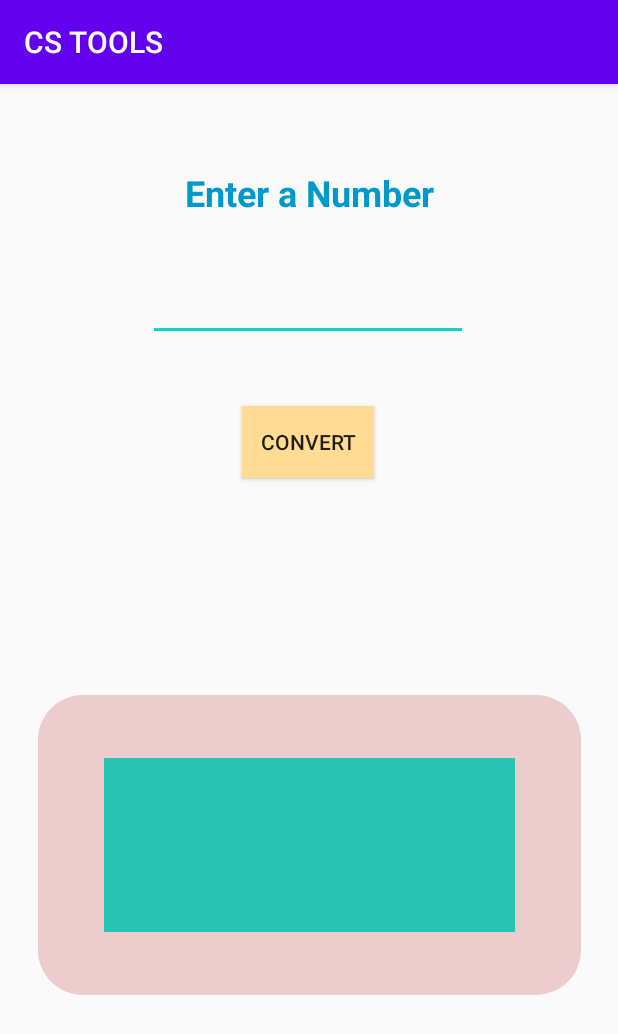
After one commit to mithsara/Android-Projects, an Android app: the numberSystemConverterActivity screen opened directly, with no data from a screen before it, on a phone screen of 412 x 824 dp. The commit adds this screen. Shown: the top 1034 px of the screen. Run offline under Robolectric (Android 15) with nearby library versions, the phone set to English and light mode, and no system bars.

Commit message:
number system converter

```diff
--- a/app/src/main/AndroidManifest.xml
+++ b/app/src/main/AndroidManifest.xml
@@ -9,6 +9,8 @@
         android:roundIcon="@mipmap/ic_launcher_round"
         android:supportsRtl="true"
         android:theme="@style/AppTheme">
+        <activity android:name=".numberSystemConverterActivity"></activity>
+        <activity android:name=".numberSystemHomeActivity" />
         <activity android:name=".HomeActivity">
             <intent-filter>
                 <action android:name="android.intent.action.MAIN" />
--- /dev/null
+++ b/app/src/main/java/com/example/cstools/numberSystemConverterActivity.java
@@ -0,0 +1,46 @@
+package com.example.cstools;
+
+import androidx.appcompat.app.AppCompatActivity;
+
+import android.os.Bundle;
+import android.view.View;
+import android.widget.AdapterView;
+import android.widget.ArrayAdapter;
+import android.widget.Button;
+import android.widget.EditText;
+import android.widget.Spinner;
+import android.widget.TextView;
+import android.widget.Toast;
+
+public class numberSystemConverterActivity extends AppCompatActivity {
+
+    EditText enterNumber;
+    Button submitbtn;
+    TextView answertxt;
+
+    @Override
+    protected void onCreate(Bundle savedInstanceState) {
+        super.onCreate(savedInstanceState);
+        setContentView(R.layout.activity_number_system_converter);
+
+        enterNumber = (EditText)findViewById(R.id.enterNumberEditText);
+        submitbtn = (Button)findViewById(R.id.submitbtn);
+        answertxt = (TextView)findViewById(R.id.answertxt);
+
+        submitbtn.setOnClickListener(new View.OnClickListener() {
+            @Override
+            public void onClick(View view) {
+                int number = Integer.parseInt(enterNumber.getText().toString());
+                String binary = Integer.toBinaryString(number);
+                String octal = Integer.toOctalString(number);
+                String hexaDecimal = Integer.toHexString(number);
+
+                answertxt.setText("Decimal : " + number + "\n" + "Binary : " + binary + "\n"
+                        + "Octal : " + octal + "\n" + "Hexa Decimal : " + hexaDecimal );
+
+            }
+        });
+
+
+    }
+}
--- /dev/null
+++ b/app/src/main/res/layout/activity_number_system_converter.xml
@@ -0,0 +1,95 @@
+<?xml version="1.0" encoding="utf-8"?>
+<androidx.constraintlayout.widget.ConstraintLayout xmlns:android="http://schemas.android.com/apk/res/android"
+    xmlns:app="http://schemas.android.com/apk/res-auto"
+    xmlns:tools="http://schemas.android.com/tools"
+    android:layout_width="match_parent"
+    android:layout_height="match_parent"
+    tools:context=".numberSystemConverterActivity">
+
+    <androidx.constraintlayout.widget.ConstraintLayout
+        android:id="@+id/ConverterCons"
+        android:layout_width="409dp"
+        android:layout_height="729dp"
+        app:layout_constraintBottom_toBottomOf="parent"
+        app:layout_constraintEnd_toEndOf="parent"
+        app:layout_constraintStart_toStartOf="parent"
+        app:layout_constraintTop_toTopOf="parent"
+        app:layout_constraintVertical_bias="0.0">
+
+        <TextView
+            android:id="@+id/selectType"
+            android:layout_width="wrap_content"
+            android:layout_height="wrap_content"
+            android:text="@string/enterNumber"
+            android:textColor="@android:color/holo_blue_dark"
+            android:textSize="24sp"
+            android:textStyle="bold"
+            app:layout_constraintBottom_toBottomOf="parent"
+            app:layout_constraintEnd_toEndOf="parent"
+            app:layout_constraintHorizontal_bias="0.5"
+            app:layout_constraintStart_toStartOf="parent"
+            app:layout_constraintTop_toTopOf="parent"
+            app:layout_constraintVertical_bias="0.08" />
+
+        <EditText
+            android:id="@+id/enterNumberEditText"
+            android:layout_width="wrap_content"
+            android:layout_height="wrap_content"
+            android:layout_marginBottom="544dp"
+            android:digits="0123456789abcdefABCDEF"
+            android:ems="10"
+            app:layout_constraintBottom_toBottomOf="parent"
+            app:layout_constraintEnd_toEndOf="parent"
+            app:layout_constraintHorizontal_bias="0.497"
+            app:layout_constraintStart_toStartOf="parent"
+            app:layout_constraintTop_toBottomOf="@+id/selectType"
+            app:layout_constraintVertical_bias="0.73" />
+
+        <Button
+            android:id="@+id/submitbtn"
+            android:layout_width="wrap_content"
+            android:layout_height="wrap_content"
+            android:layout_marginBottom="424dp"
+            android:background="@color/extra"
+            android:text="@string/submitbtn"
+            app:layout_constraintBottom_toBottomOf="parent"
+            app:layout_constraintEnd_toEndOf="parent"
+            app:layout_constraintHorizontal_bias="0.498"
+            app:layout_constraintStart_toStartOf="parent"
+            app:layout_constraintTop_toBottomOf="@+id/enterNumberEditText" />
+
+        <FrameLayout
+            android:id="@+id/AnswerFrame"
+            android:layout_width="362dp"
+            android:layout_height="200dp"
+            android:layout_marginStart="24dp"
+            android:layout_marginLeft="24dp"
+            android:layout_marginEnd="24dp"
+            android:layout_marginRight="24dp"
+            android:background="@drawable/radiustab"
+            app:layout_constraintBottom_toBottomOf="parent"
+            app:layout_constraintEnd_toEndOf="parent"
+            app:layout_constraintStart_toStartOf="parent"
+            app:layout_constraintTop_toTopOf="parent"
+            app:layout_constraintVertical_bias="0.769">
+
+            <androidx.constraintlayout.widget.ConstraintLayout
+                android:id="@+id/AnswerCons"
+                android:layout_width="match_parent"
+                android:layout_height="match_parent">
+
+                <TextView
+                    android:id="@+id/answertxt"
+                    android:layout_width="274dp"
+                    android:layout_height="116dp"
+                    android:background="#29C3B1"
+                    app:layout_constraintBottom_toBottomOf="parent"
+                    app:layout_constraintEnd_toEndOf="parent"
+                    app:layout_constraintHorizontal_bias="0.5"
+                    app:layout_constraintStart_toStartOf="parent"
+                    app:layout_constraintTop_toTopOf="parent" />
+            </androidx.constraintlayout.widget.ConstraintLayout>
+        </FrameLayout>
+
+    </androidx.constraintlayout.widget.ConstraintLayout>
+</androidx.constraintlayout.widget.ConstraintLayout>
--- a/app/src/main/res/values/strings.xml
+++ b/app/src/main/res/values/strings.xml
@@ -11,8 +11,14 @@
     <string name="classless_subnetting">Classless Subnetting</string>
     <string name="eui_64">EUI-64</string>
     <string name="vlsm">VLSM</string>
+
     <!--networksubnet-->
+    <!--numbersystem-->
+    <string name="textViewConverter">Number System Converter</string>
+    <string name="enterNumber">Enter a Number</string>
+    <string name="submitbtn">Convert</string>
 
+    <!--numbersystem-->
 
 
 </resources>
```
Also changed, not shown: app/src/main/java/com/example/cstools/HomeActivity.java (+12 -0 lines), app/src/main/java/com/example/cstools/numberSystemHomeActivity.java (added, +32 -0 lines), app/src/main/res/layout/activity_number_system_home.xml (added, +55 -0 lines), app/src/main/res/values/styles.xml (+7 -0 lines).
